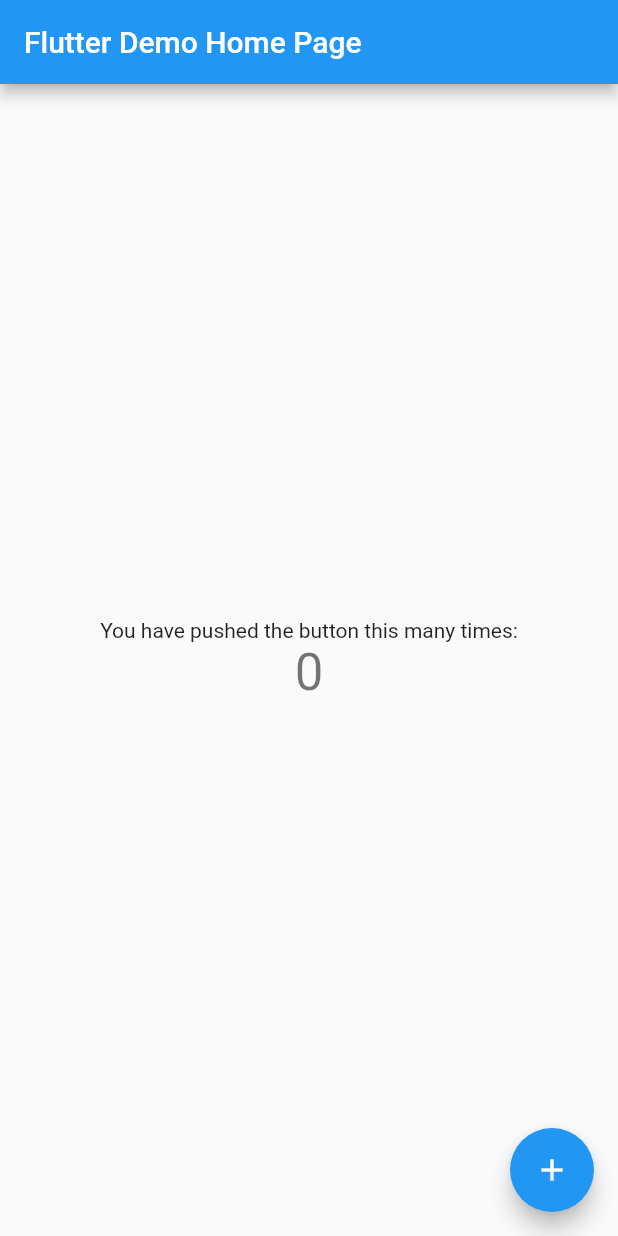
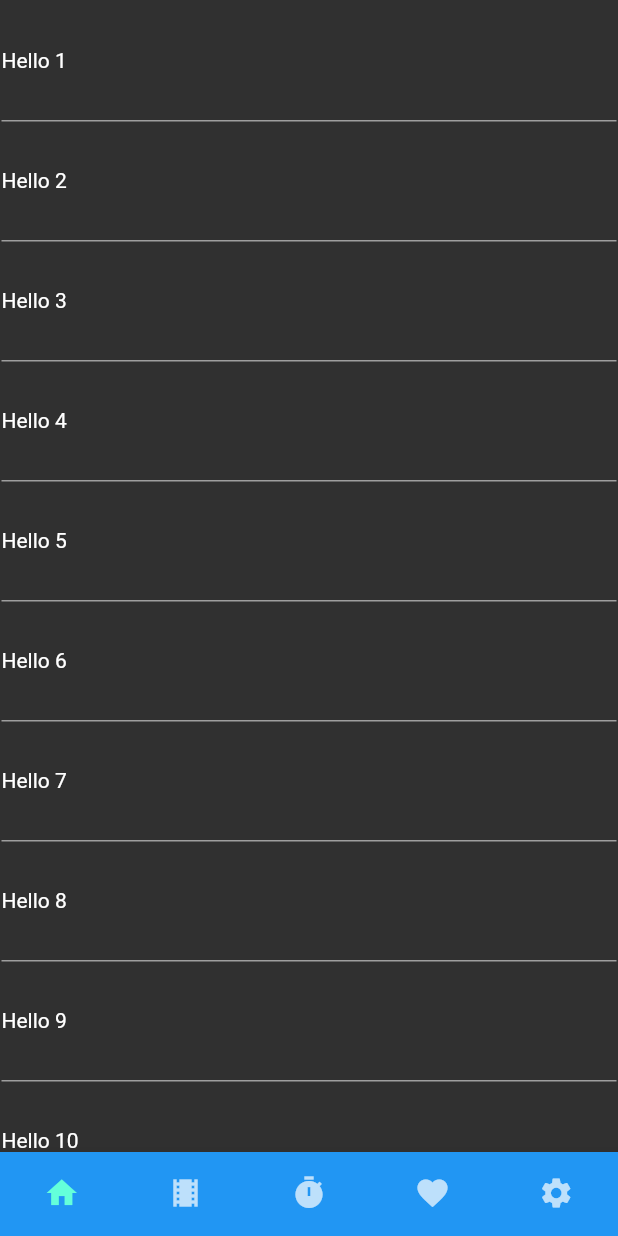
Before and after one commit to eoempat/flutt, a Flutter app: the screen it shows after launch, on a phone screen of 412 x 824 dp. Run offline on Flutter 3.47's test engine with Material 2 defaults, Android fonts, the phone set to English and light mode, and no system bars.

Commit message:
Episode 2

```diff
--- a/lib/main.dart
+++ b/lib/main.dart
@@ -3,109 +3,71 @@ import 'package:flutter/material.dart';
 void main() => runApp(MyApp());
 
 class MyApp extends StatelessWidget {
-  // This widget is the root of your application.
   @override
   Widget build(BuildContext context) {
     return MaterialApp(
-      title: 'Flutter Demo',
-      theme: ThemeData(
-        // This is the theme of your application.
-        //
-        // Try running your application with "flutter run". You'll see the
-        // application has a blue toolbar. Then, without quitting the app, try
-        // changing the primarySwatch below to Colors.green and then invoke
-        // "hot reload" (press "r" in the console where you ran "flutter run",
-        // or simply save your changes to "hot reload" in a Flutter IDE).
-        // Notice that the counter didn't reset back to zero; the application
-        // is not restarted.
-        primarySwatch: Colors.blue,
+        theme:
+            ThemeData(brightness: Brightness.dark, primaryColor: Colors.black),
+        home: SafeArea(
+          child: Scaffold(
+            body: DummyListView(),
+            bottomNavigationBar: BottomNavigationBar(
+              showSelectedLabels: false,
+              showUnselectedLabels: false,
+              type: BottomNavigationBarType.fixed,
+              backgroundColor: Colors.blue,
+              items: const <BottomNavigationBarItem>[
+                BottomNavigationBarItem(
+                  icon: Icon(Icons.home),
+                  title: const Text('Home'),
                 ),
-      home: MyHomePage(title: 'Flutter Demo Home Page'),
-    );
-  }
-}
-
-class MyHomePage extends StatefulWidget {
-  MyHomePage({Key key, this.title}) : super(key: key);
-
-  // This widget is the home page of your application. It is stateful, meaning
-  // that it has a State object (defined below) that contains fields that affect
-  // how it looks.
-
-  // This class is the configuration for the state. It holds the values (in this
-  // case the title) provided by the parent (in this case the App widget) and
-  // used by the build method of the State. Fields in a Widget subclass are
-  // always marked "final".
-
-  final String title;
-
-  @override
-  _MyHomePageState createState() => _MyHomePageState();
-}
-
-class _MyHomePageState extends State<MyHomePage> {
-  int _counter = 0;
-
-  void _incrementCounter() {
-    setState(() {
-      // This call to setState tells the Flutter framework that something has
-      // changed in this State, which causes it to rerun the build method below
-      // so that the display can reflect the updated values. If we changed
-      // _counter without calling setState(), then the build method would not be
-      // called again, and so nothing would appear to happen.
-      _counter++;
-    });
-  }
-
-  @override
-  Widget build(BuildContext context) {
-    // This method is rerun every time setState is called, for instance as done
-    // by the _incrementCounter method above.
-    //
-    // The Flutter framework has been optimized to make rerunning build methods
-    // fast, so that you can just rebuild anything that needs updating rather
-    // than having to individually change instances of widgets.
-    return Scaffold(
-      appBar: AppBar(
-        // Here we take the value from the MyHomePage object that was created by
-        // the App.build method, and use it to set our appbar title.
-        title: Text(widget.title),
+                BottomNavigationBarItem(
+                  icon: Icon(Icons.local_movies),
+                  title: const Text('Top rated'),
                 ),
-      body: Center(
-        // Center is a layout widget. It takes a single child and positions it
-        // in the middle of the parent.
-        child: Column(
-          // Column is also a layout widget. It takes a list of children and
-          // arranges them vertically. By default, it sizes itself to fit its
-          // children horizontally, and tries to be as tall as its parent.
-          //
-          // Invoke "debug painting" (press "p" in the console, choose the
-          // "Toggle Debug Paint" action from the Flutter Inspector in Android
-          // Studio, or the "Toggle Debug Paint" command in Visual Studio Code)
-          // to see the wireframe for each widget.
-          //
-          // Column has various properties to control how it sizes itself and
-          // how it positions its children. Here we use mainAxisAlignment to
-          // center the children vertically; the main axis here is the vertical
-          // axis because Columns are vertical (the cross axis would be
-          // horizontal).
-          mainAxisAlignment: MainAxisAlignment.center,
-          children: <Widget>[
-            Text(
-              'You have pushed the button this many times:',
+                BottomNavigationBarItem(
+                  icon: Icon(Icons.timer),
+                  title: const Text('Upcomings'),
                 ),
-            Text(
-              '$_counter',
-              style: Theme.of(context).textTheme.display1,
+                BottomNavigationBarItem(
+                  icon: Icon(Icons.favorite),
+                  title: const Text('Favorites'),
+                ),
+                BottomNavigationBarItem(
+                  icon: Icon(Icons.settings),
+                  title: const Text('Settings'),
                 ),
               ],
             ),
           ),
-      floatingActionButton: FloatingActionButton(
-        onPressed: _incrementCounter,
-        tooltip: 'Increment',
-        child: Icon(Icons.add),
-      ), // This trailing comma makes auto-formatting nicer for build methods.
+        ));
+  }
+}
+
+class DummyListView extends StatelessWidget {
+  @override
+  Widget build(BuildContext context) {
+    var lists = [];
+
+    for (var i = 0; i < 50; i++) {
+      lists.add('Hello ' + (i + 1).toString());
+    }
+
+    return ListView.builder(
+      padding: const EdgeInsets.all(1),
+      itemCount: lists.length,
+      itemBuilder: (BuildContext context, int index) {
+        return Container(
+          height: 80,
+          child: Column(
+            mainAxisAlignment: MainAxisAlignment.center,
+            crossAxisAlignment: CrossAxisAlignment.start,
+            children: <Widget>[Text('${lists[index]}')],
+          ),
+          decoration: BoxDecoration(
+              border: Border(bottom: BorderSide(color: Colors.grey))),
+        );
+      },
     );
   }
 }
```
Also changed, not shown: 1 other file. Lines whose indentation alone changed are shown as unchanged.
